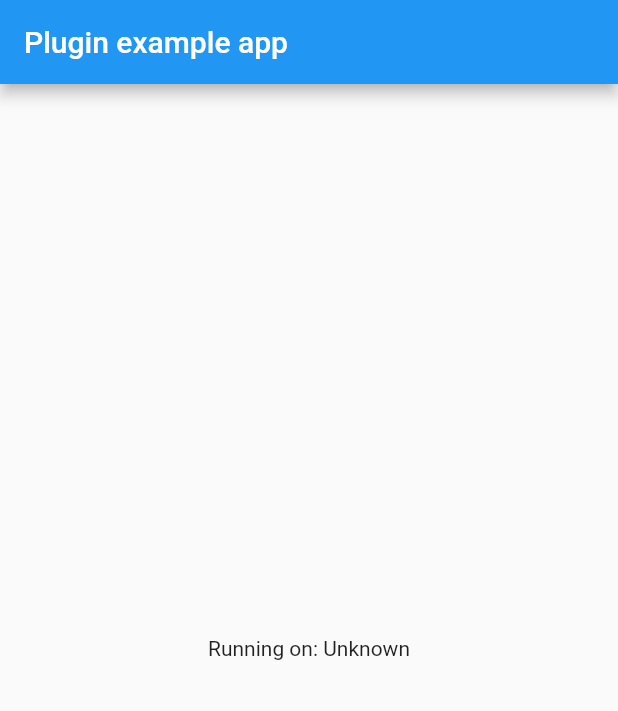
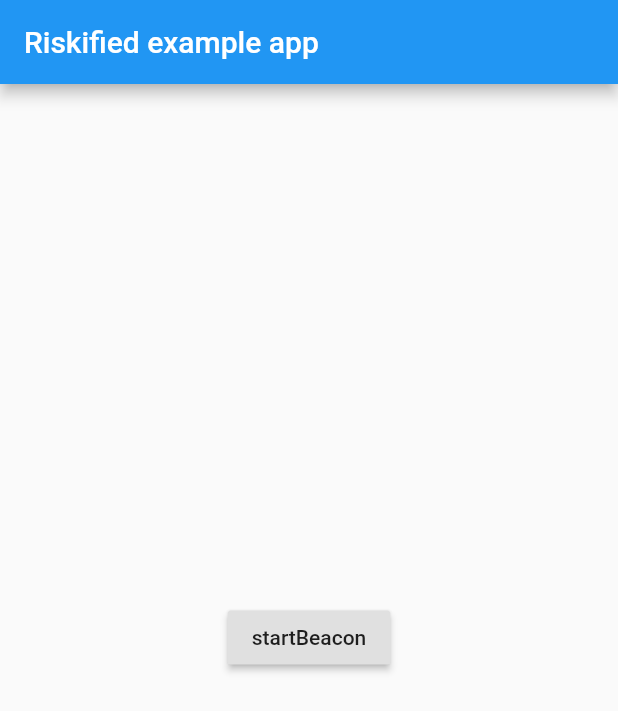
Before and after one commit to appunite/flutter_riskified, a Flutter app: the screen it shows after launch, on a phone screen of 412 x 824 dp. Shown: the top 711 px of the screen. Run offline on Flutter 3.47's test engine with Material 2 defaults, Android fonts, the phone set to English and light mode, and no system bars.

Commit message:
feat: add android implementation

```diff
--- a/example/lib/main.dart
+++ b/example/lib/main.dart
@@ -1,7 +1,6 @@
 import 'package:flutter/material.dart';
 import 'dart:async';
 
-import 'package:flutter/services.dart';
 import 'package:riskified/riskified.dart';
 
 void main() {
@@ -14,45 +13,41 @@ class MyApp extends StatefulWidget {
 }
 
 class _MyAppState extends State<MyApp> {
-  String _platformVersion = 'Unknown';
-
-  @override
-  void initState() {
-    super.initState();
-    initPlatformState();
-  }
-
-  // Platform messages are asynchronous, so we initialize in an async method.
-  Future<void> initPlatformState() async {
-    String platformVersion;
-    // Platform messages may fail, so we use a try/catch PlatformException.
-    try {
-      platformVersion = await Riskified.platformVersion;
-    } on PlatformException {
-      platformVersion = 'Failed to get platform version.';
-    }
-
-    // If the widget was removed from the tree while the asynchronous platform
-    // message was in flight, we want to discard the reply rather than calling
-    // setState to update our non-existent appearance.
-    if (!mounted) return;
-
-    setState(() {
-      _platformVersion = platformVersion;
-    });
-  }
+  String token;
 
   @override
   Widget build(BuildContext context) {
     return MaterialApp(
       home: Scaffold(
         appBar: AppBar(
-          title: const Text('Plugin example app'),
+          title: const Text('Riskified example app'),
         ),
         body: Center(
-          child: Text('Running on: $_platformVersion\n'),
+          child: Column(
+            crossAxisAlignment: CrossAxisAlignment.center,
+            mainAxisAlignment: MainAxisAlignment.center,
+            children: [
+              RaisedButton(
+                onPressed: () {
+                  _startBeacon();
+                },
+                child: Text('startBeacon'),
+              ),
+              const SizedBox(height: 30),
+              Visibility(
+                visible: token != null,
+                child: Text(token ?? ""),
+              ),
+            ],
+          ),
         ),
       ),
     );
   }
+
+  Future<void> _startBeacon() async {
+    token = await Riskified.startBeacon('shop', 'token');
+
+    setState(() {});
+  }
 }
--- a/lib/riskified.dart
+++ b/lib/riskified.dart
@@ -1,14 +1,11 @@
-
 import 'dart:async';
 
 import 'package:flutter/services.dart';
 
 class Riskified {
-  static const MethodChannel _channel =
-      const MethodChannel('riskified');
+  static const MethodChannel _channel = const MethodChannel('riskified');
 
-  static Future<String> get platformVersion async {
-    final String version = await _channel.invokeMethod('getPlatformVersion');
-    return version;
+  static Future<String> startBeacon(String shop, String token) {
+    return _channel.invokeMethod('startBeacon', {'shop': shop, 'token': token});
   }
 }
```
Also changed, not shown: pubspec.yaml (+0 -39 lines), 5 other files.
